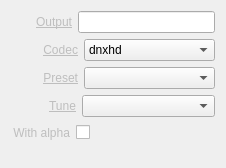
Qt form Widgets/Inspector/InspectorFileRecorderWidget.ui (CasparCG/client) before a commit.
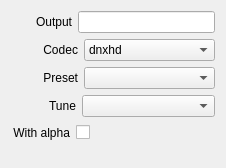
The same form after that commit.

The edit to the form file:
```diff
--- a/Widgets/Inspector/InspectorFileRecorderWidget.ui
+++ b/Widgets/Inspector/InspectorFileRecorderWidget.ui
@@ -38,7 +38,7 @@
      <item>
       <widget class="QLabel" name="labelOutput">
        <property name="text">
-        <string>&lt;a href=&quot;Output&quot; style=&quot;color: #BEBEBE;&quot;&gt;Output&lt;/a&gt;</string>
+        <string>Output</string>
        </property>
        <property name="alignment">
         <set>Qt::AlignRight|Qt::AlignTrailing|Qt::AlignVCenter</set>
@@ -71,7 +71,7 @@
      <item>
       <widget class="QLabel" name="labelCodec">
        <property name="text">
-        <string>&lt;a href=&quot;Codec&quot; style=&quot;color: #BEBEBE;&quot;&gt;Codec&lt;/a&gt;</string>
+        <string>Codec</string>
        </property>
        <property name="alignment">
         <set>Qt::AlignRight|Qt::AlignTrailing|Qt::AlignVCenter</set>
@@ -141,7 +141,7 @@
      <item>
       <widget class="QLabel" name="labelPreset">
        <property name="text">
-        <string>&lt;a href=&quot;Preset&quot; style=&quot;color: #BEBEBE;&quot;&gt;Preset&lt;/a&gt;</string>
+        <string>Preset</string>
        </property>
        <property name="alignment">
         <set>Qt::AlignRight|Qt::AlignTrailing|Qt::AlignVCenter</set>
@@ -191,7 +191,7 @@
      <item>
       <widget class="QLabel" name="labelTune">
        <property name="text">
-        <string>&lt;a href=&quot;Tune&quot; style=&quot;color: #BEBEBE;&quot;&gt;Tune&lt;/a&gt;</string>
+        <string>Tune</string>
        </property>
        <property name="alignment">
         <set>Qt::AlignRight|Qt::AlignTrailing|Qt::AlignVCenter</set>
@@ -241,7 +241,7 @@
      <item>
       <widget class="QLabel" name="labelWithAlpha">
        <property name="text">
-        <string>&lt;a href=&quot;With alpha&quot; style=&quot;color: #BEBEBE;&quot;&gt;With alpha&lt;/a&gt;</string>
+        <string>With alpha</string>
        </property>
        <property name="alignment">
         <set>Qt::AlignRight|Qt::AlignTrailing|Qt::AlignVCenter</set>
```
